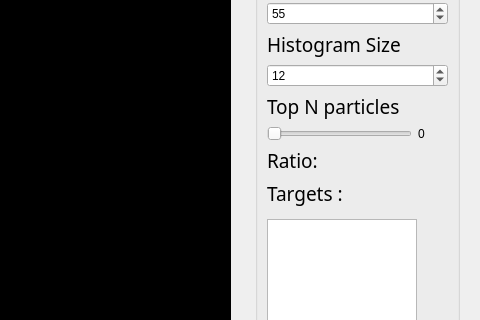
Old version of the form modules/tracking/particlefilter/ParticleFilterWidgetGui.ui in the repository Boazrciasn/RDFramework; both pictures show x 620 to 1100 and y 266 to 586 of the 1100 by 750 pixel window.
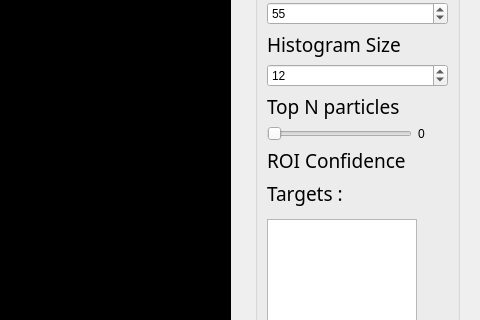
New version of the form.

Commit message: compute & display roi  confidence

Patch:
```diff
--- a/modules/tracking/particlefilter/ParticleFilterWidgetGui.ui
+++ b/modules/tracking/particlefilter/ParticleFilterWidgetGui.ui
@@ -308,7 +308,7 @@
               </font>
              </property>
              <property name="text">
-              <string>Ratio: </string>
+              <string>ROI Confidence</string>
              </property>
             </widget>
            </item>
```
Left out of the diff: 2 changed lines with no effect on the pictures. The commit also changes 2 other files.
